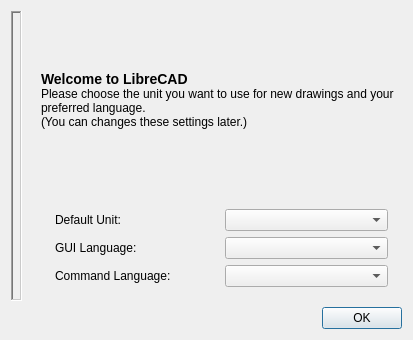
Above: librecad/src/ui/dialogs/main/qg_dlginitial.ui from LibreCAD/LibreCAD before the change. Below: the same form after it.
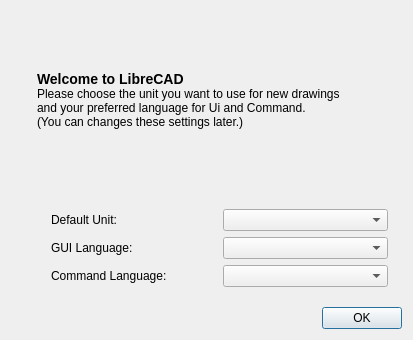
That is the form after the change. Icons and pictures are not drawn.

```diff
--- a/librecad/src/ui/dialogs/main/qg_dlginitial.ui
+++ b/librecad/src/ui/dialogs/main/qg_dlginitial.ui
@@ -31,7 +31,7 @@
         </sizepolicy>
        </property>
        <property name="frameShape">
-        <enum>QFrame::WinPanel</enum>
+        <enum>QFrame::NoFrame</enum>
        </property>
        <property name="frameShadow">
         <enum>QFrame::Sunken</enum>
@@ -64,7 +64,9 @@
           <string>&lt;font size=&quot;+1&quot;&gt;&lt;b&gt;Welcome to LibreCAD&lt;/b&gt;
 &lt;/font&gt;
 &lt;br&gt;
-Please choose the unit you want to use for new drawings and your preferred language.&lt;br&gt;
+Please choose the unit you want to use for new drawings
+&lt;br&gt;
+and your preferred language for Ui and Command.&lt;br&gt;
 (You can changes these settings later.)</string>
          </property>
          <property name="alignment">
@@ -73,6 +75,9 @@
          <property name="wordWrap">
           <bool>true</bool>
          </property>
+         <property name="indent">
+          <number>-1</number>
+         </property>
         </widget>
        </item>
        <item>
```
Left out of the diff: 3 changed lines with no effect on the pictures.
